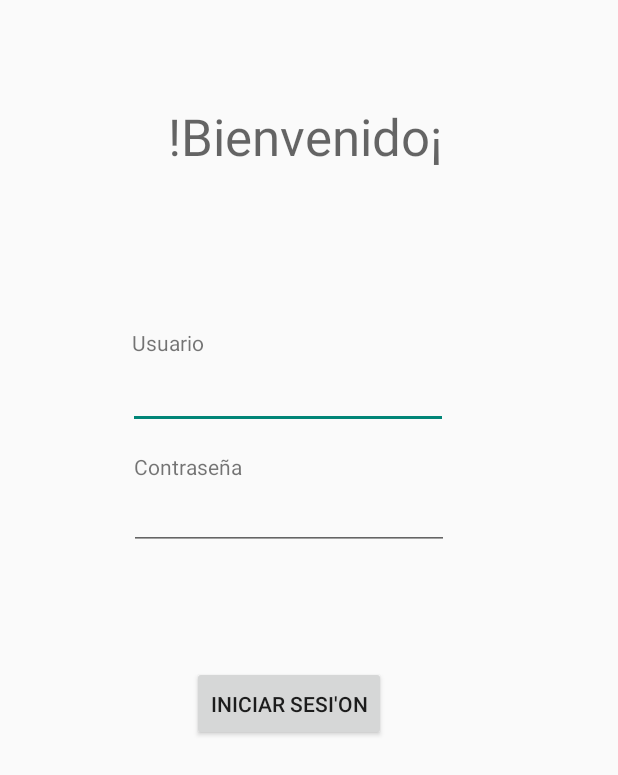
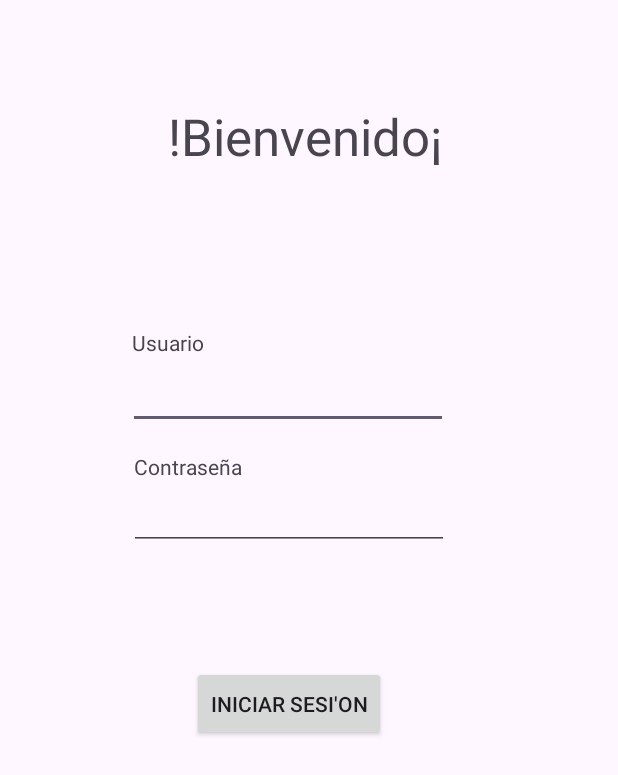
Before and after one commit to UlisesTorres/ProyectoFEPI_5CV1_Equipo3, an Android app built with Jetpack Compose: the screen it shows after launch (MainActivity), on a phone screen of 412 x 824 dp. Shown: the top 775 px of the screen. Run offline under Robolectric (Android 15) with nearby library versions, the phone set to English and light mode, and no system bars.

Commit message:
Se cambio el tema principal de la aplicacion Se agrego la accion de cambio de un actitivy a otra con el boton de inciar sesion como parte de las pruebas

```diff
--- a/app/build.gradle.kts
+++ b/app/build.gradle.kts
@@ -59,4 +59,5 @@ dependencies {
     debugImplementation(libs.androidx.compose.ui.test.manifest)
     implementation("androidx.constraintlayout:constraintlayout:2.2.1")
     implementation("androidx.constraintlayout:constraintlayout-compose:1.1.1")
+    implementation("com.google.android.material:material:1.11.0")
 }
--- a/app/src/main/AndroidManifest.xml
+++ b/app/src/main/AndroidManifest.xml
@@ -22,6 +22,7 @@
                 <category android:name="android.intent.category.LAUNCHER" />
             </intent-filter>
         </activity>
+        <activity android:name=".Pantalla_Infracciones" />
     </application>
 
 </manifest>
--- a/app/src/main/java/com/example/myapplication/MainActivity.kt
+++ b/app/src/main/java/com/example/myapplication/MainActivity.kt
@@ -1,6 +1,8 @@
 package com.example.myapplication
 
+import android.content.Intent
 import android.os.Bundle
+import android.widget.Button
 import androidx.activity.ComponentActivity
 import androidx.activity.compose.setContent
 import androidx.activity.enableEdgeToEdge
@@ -17,7 +19,12 @@ class MainActivity : ComponentActivity() {
     override fun onCreate(savedInstanceState: Bundle?) {
         super.onCreate(savedInstanceState)
         setContentView(R.layout.activity_main)
-        enableEdgeToEdge()
+
+        val btnInfracciones = findViewById<Button>(R.id.btnInfracciones)
+        btnInfracciones.setOnClickListener {
+            val intent = Intent(this, Pantalla_Infracciones::class.java)
+            startActivity(intent)
+        }
 
     }
 }
@@ -30,6 +37,9 @@ fun Greeting(name: String, modifier: Modifier = Modifier) {
     )
 }
 
+
+
+
 @Preview(showBackground = true)
 @Composable
 fun GreetingPreview() {
--- a/app/src/main/res/layout/activity_main.xml
+++ b/app/src/main/res/layout/activity_main.xml
@@ -8,7 +8,7 @@
 
 
     <Button
-        android:id="@+id/button3"
+        android:id="@+id/btnInfracciones"
         android:layout_width="129dp"
         android:layout_height="50dp"
         android:layout_marginStart="128dp"
--- a/app/src/main/res/values/themes.xml
+++ b/app/src/main/res/values/themes.xml
@@ -1,5 +1,7 @@
 <?xml version="1.0" encoding="utf-8"?>
 <resources>
 
-    <style name="Theme.MyApplication" parent="android:Theme.Material.Light.NoActionBar" />
+    <style name="Theme.MyApplication"
+        parent="Theme.Material3.DayNight.NoActionBar">
+    </style>
 </resources>
```
Also changed, not shown: app/src/main/java/com/example/myapplication/Pantalla_Infracciones.kt (added, +35 -0 lines), app/src/main/res/layout/activity_infracciones.xml (added, +26 -0 lines).
